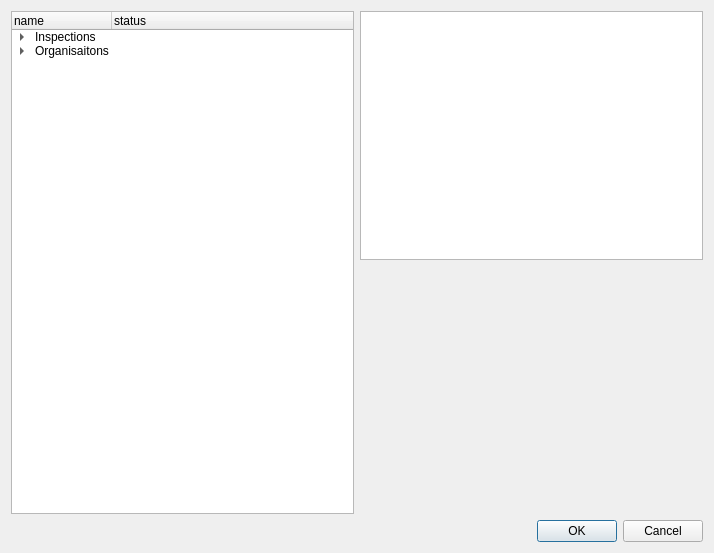
Qt form qgepplugin/interlis/plugin/gui.ui (QGEP/qgepplugin) before a commit.
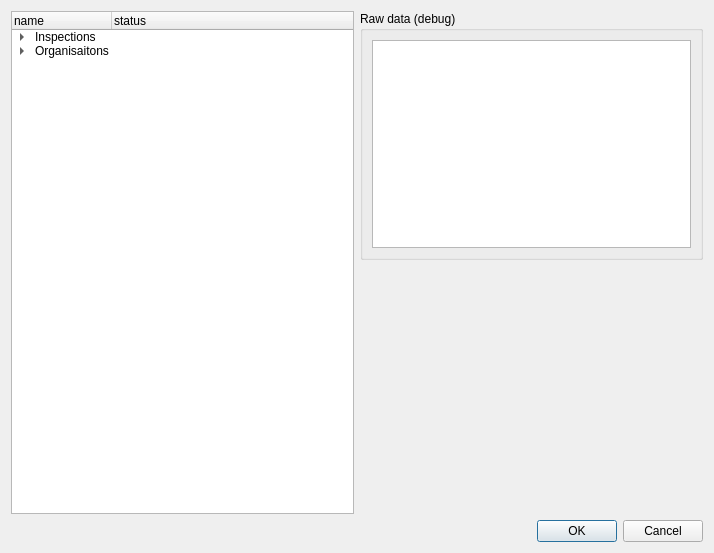
The same form after that commit. Custom widgets are drawn as their Qt base class.

Diff of the .ui file:
```diff
--- a/qgepplugin/interlis/plugin/gui.ui
+++ b/qgepplugin/interlis/plugin/gui.ui
@@ -100,7 +100,19 @@
      <item>
       <layout class="QVBoxLayout" name="verticalLayout_2">
        <item>
-        <widget class="QTextEdit" name="debugTextEdit"/>
+        <widget class="QgsCollapsibleGroupBox" name="mGroupBox">
+         <property name="title">
+          <string>Raw data (debug)</string>
+         </property>
+         <property name="collapsed">
+          <bool>true</bool>
+         </property>
+         <layout class="QVBoxLayout" name="verticalLayout_3">
+          <item>
+           <widget class="QTextEdit" name="debugTextEdit"/>
+          </item>
+         </layout>
+        </widget>
        </item>
        <item>
         <widget class="QStackedWidget" name="stackedWidget">
@@ -124,6 +136,14 @@
    </item>
   </layout>
  </widget>
+ <customwidgets>
+  <customwidget>
+   <class>QgsCollapsibleGroupBox</class>
+   <extends>QGroupBox</extends>
+   <header>qgscollapsiblegroupbox.h</header>
+   <container>1</container>
+  </customwidget>
+ </customwidgets>
  <resources/>
  <connections>
   <connection>
```
